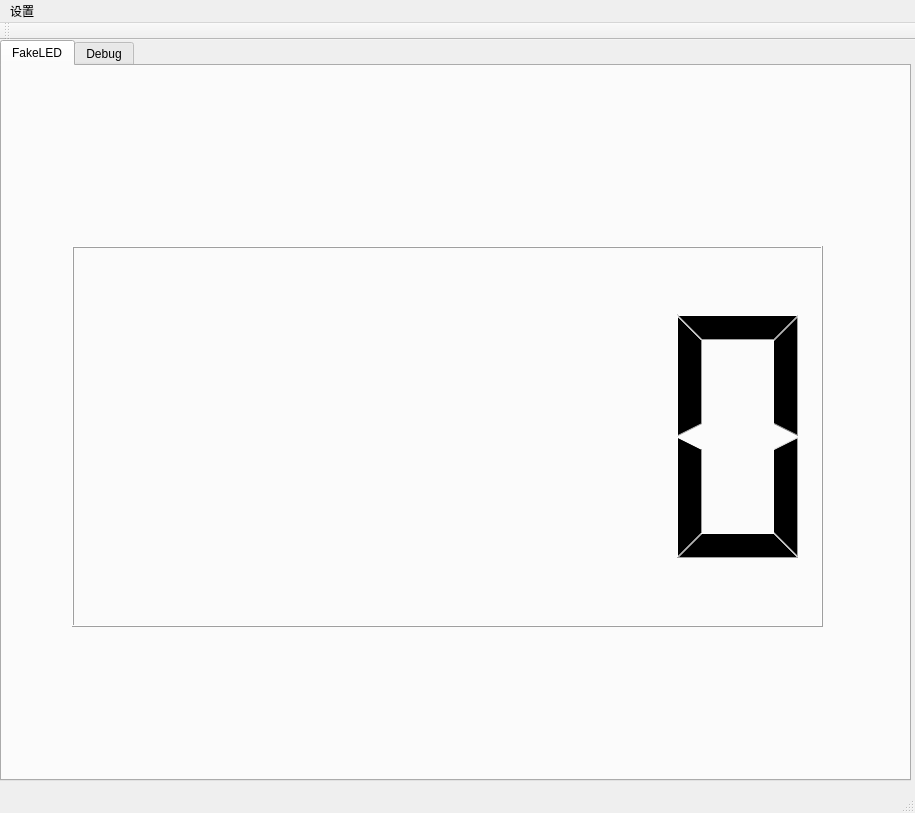
Above: SrrLED/mainwindow.ui from psuvtk/718 before the change. Below: the same form after it.
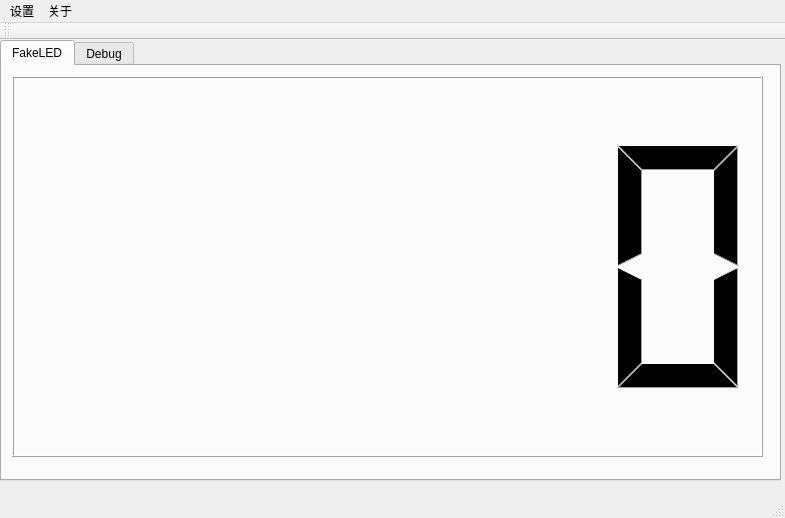
That is the form after the change.

```diff
--- a/SrrLED/mainwindow.ui
+++ b/SrrLED/mainwindow.ui
@@ -6,8 +6,8 @@
    <rect>
     <x>0</x>
     <y>0</y>
-    <width>915</width>
-    <height>813</height>
+    <width>785</width>
+    <height>518</height>
    </rect>
   </property>
   <property name="windowTitle">
@@ -19,8 +19,8 @@
      <rect>
       <x>0</x>
       <y>0</y>
-      <width>911</width>
-      <height>741</height>
+      <width>781</width>
+      <height>441</height>
      </rect>
     </property>
     <property name="currentIndex">
@@ -33,8 +33,8 @@
      <widget class="QLCDNumber" name="lcdNumber">
       <property name="geometry">
        <rect>
-        <x>70</x>
-        <y>180</y>
+        <x>10</x>
+        <y>10</y>
         <width>751</width>
         <height>381</height>
        </rect>
@@ -53,8 +53,8 @@
     <rect>
      <x>0</x>
      <y>0</y>
-     <width>915</width>
-     <height>26</height>
+     <width>785</width>
+     <height>35</height>
     </rect>
    </property>
    <widget class="QMenu" name="menu">
@@ -63,7 +63,15 @@
     </property>
     <addaction name="actionPreference"/>
    </widget>
+   <widget class="QMenu" name="menu_2">
+    <property name="title">
+     <string>关于</string>
+    </property>
+    <addaction name="actionAbout"/>
+    <addaction name="actionAbout_Qt"/>
+   </widget>
    <addaction name="menu"/>
+   <addaction name="menu_2"/>
   </widget>
   <widget class="QToolBar" name="mainToolBar">
    <attribute name="toolBarArea">
```
Left out of the diff: 12 changed lines with no effect on the pictures.
